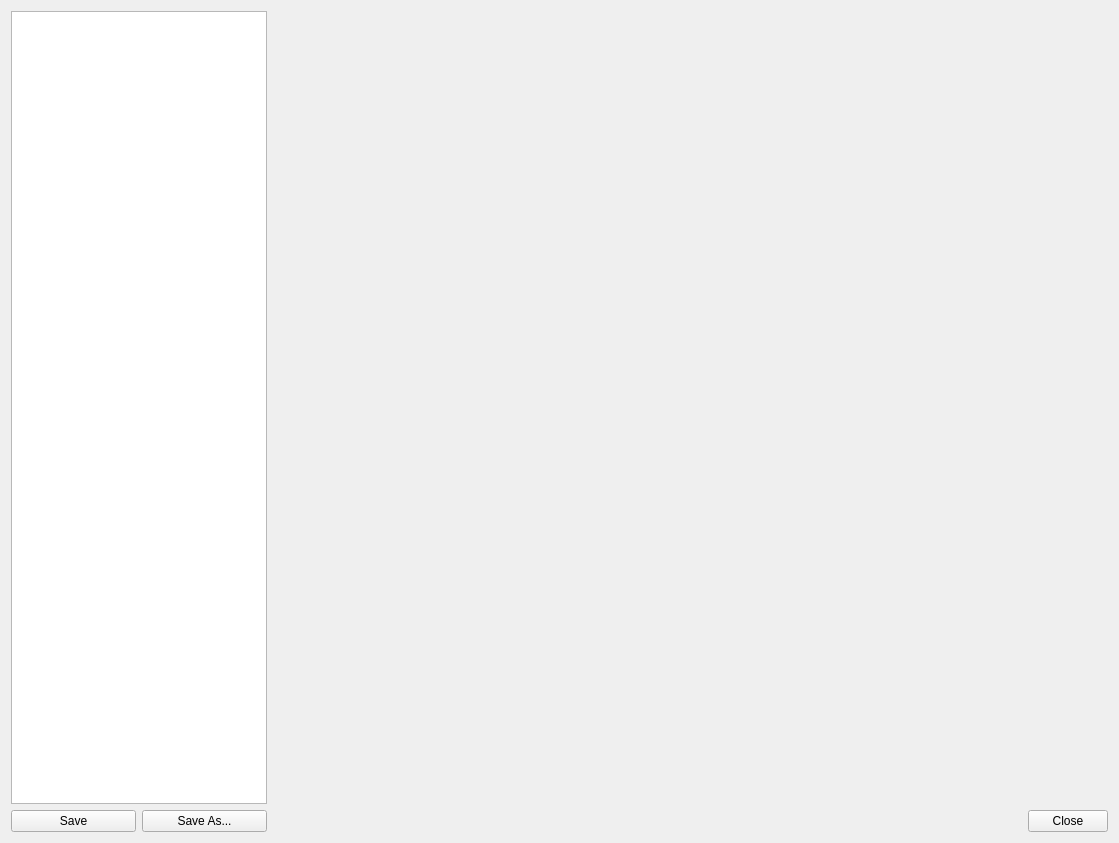
mannd/epsimulator, file src/libs/recorder/ui/studyconfigurationdialog.ui: the form before one commit.
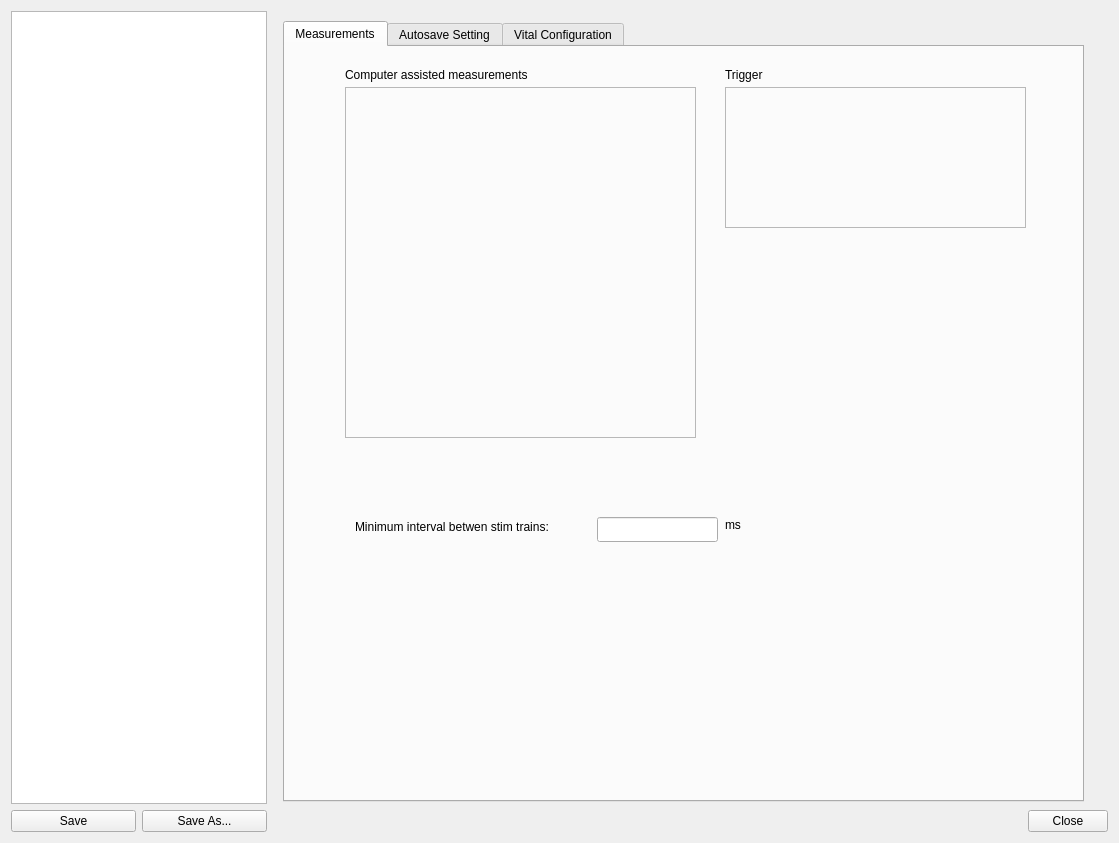
The form after the commit. The open tabs and pages were chosen to show the change. Icons and pictures are not drawn.

Commit message: added StudyConfiguration fields to databaseschema.sql

Patch:
```diff
--- a/src/libs/recorder/ui/studyconfigurationdialog.ui
+++ b/src/libs/recorder/ui/studyconfigurationdialog.ui
@@ -650,7 +650,133 @@
        </item>
       </layout>
      </widget>
-     <widget class="QWidget" name="measurementsPage"/>
+     <widget class="QWidget" name="measurementsPage">
+      <widget class="QTabWidget" name="measurementsTabWidget">
+       <property name="geometry">
+        <rect>
+         <x>10</x>
+         <y>10</y>
+         <width>801</width>
+         <height>781</height>
+        </rect>
+       </property>
+       <property name="currentIndex">
+        <number>0</number>
+       </property>
+       <widget class="QWidget" name="measurementsTab">
+        <attribute name="title">
+         <string>Measurements</string>
+        </attribute>
+        <widget class="QLabel" name="label_14">
+         <property name="geometry">
+          <rect>
+           <x>60</x>
+           <y>20</y>
+           <width>221</width>
+           <height>16</height>
+          </rect>
+         </property>
+         <property name="text">
+          <string>Computer assisted measurements</string>
+         </property>
+        </widget>
+        <widget class="QFrame" name="frame_2">
+         <property name="geometry">
+          <rect>
+           <x>440</x>
+           <y>40</y>
+           <width>301</width>
+           <height>141</height>
+          </rect>
+         </property>
+         <property name="frameShape">
+          <enum>QFrame::StyledPanel</enum>
+         </property>
+         <property name="frameShadow">
+          <enum>QFrame::Raised</enum>
+         </property>
+        </widget>
+        <widget class="QLabel" name="label_12">
+         <property name="geometry">
+          <rect>
+           <x>70</x>
+           <y>470</y>
+           <width>241</width>
+           <height>20</height>
+          </rect>
+         </property>
+         <property name="text">
+          <string>Minimum interval betwen stim trains:</string>
+         </property>
+         <property name="buddy">
+          <cstring>minIntervalBetweenStimTrains</cstring>
+         </property>
+        </widget>
+        <widget class="QLabel" name="label_13">
+         <property name="geometry">
+          <rect>
+           <x>440</x>
+           <y>470</y>
+           <width>55</width>
+           <height>15</height>
+          </rect>
+         </property>
+         <property name="text">
+          <string>ms</string>
+         </property>
+        </widget>
+        <widget class="QLineEdit" name="minIntervalBetweenStimTrains">
+         <property name="geometry">
+          <rect>
+           <x>312</x>
+           <y>470</y>
+           <width>121</width>
+           <height>25</height>
+          </rect>
+         </property>
+        </widget>
+        <widget class="QFrame" name="frame">
+         <property name="geometry">
+          <rect>
+           <x>60</x>
+           <y>40</y>
+           <width>351</width>
+           <height>351</height>
+          </rect>
+         </property>
+         <property name="frameShape">
+          <enum>QFrame::StyledPanel</enum>
+         </property>
+         <property name="frameShadow">
+          <enum>QFrame::Raised</enum>
+         </property>
+        </widget>
+        <widget class="QLabel" name="label_15">
+         <property name="geometry">
+          <rect>
+           <x>440</x>
+           <y>20</y>
+           <width>201</width>
+           <height>16</height>
+          </rect>
+         </property>
+         <property name="text">
+          <string>Trigger</string>
+         </property>
+        </widget>
+       </widget>
+       <widget class="QWidget" name="autosaveTab">
+        <attribute name="title">
+         <string>Autosave Setting</string>
+        </attribute>
+       </widget>
+       <widget class="QWidget" name="vitalTab">
+        <attribute name="title">
+         <string>Vital Configuration</string>
+        </attribute>
+       </widget>
+      </widget>
+     </widget>
      <widget class="QWidget" name="protocolListPage">
       <widget class="QTabWidget" name="tabWidget_2">
        <property name="geometry">
```
Left out of the diff: 83 changed lines with no effect on the pictures. The commit also changes 3 other files.
